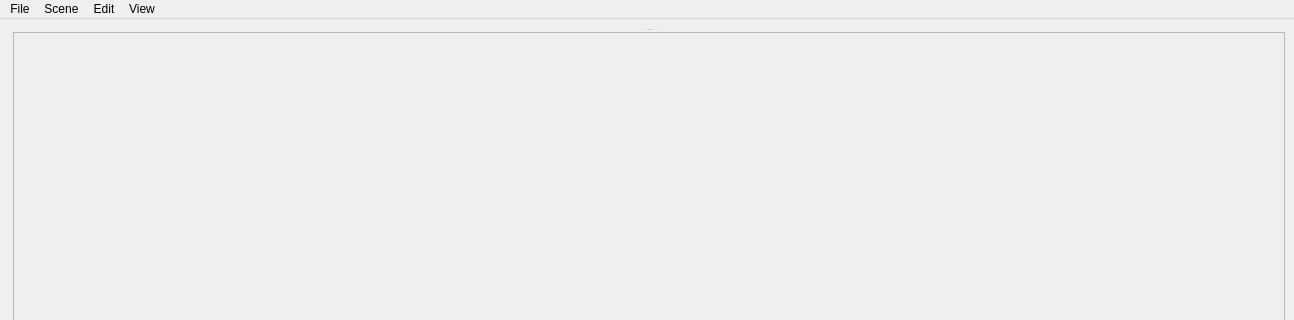
The window that ui/tangle.ui (nielsvaes/tangle) describes before a commit, drawn with Qt 5; both pictures show x 0 to 1294 and y 0 to 320 of the 1294 by 916 pixel window.
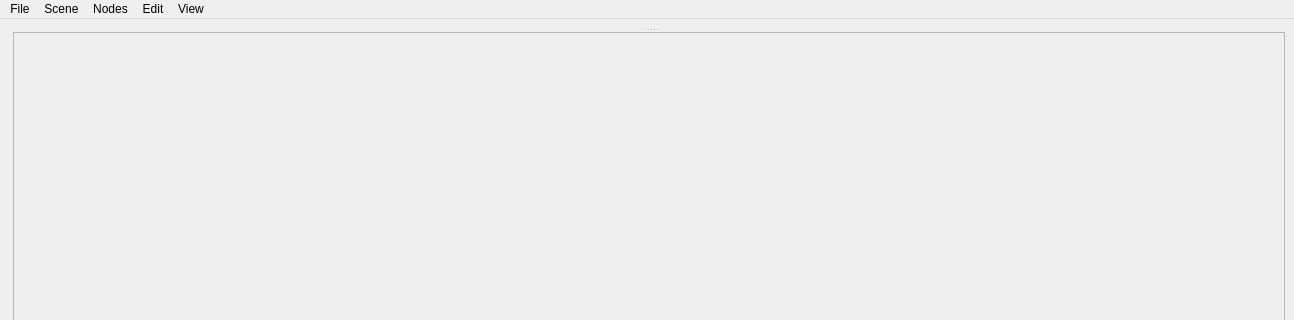
The same window after the commit. Icons and pictures are not drawn.

Commit message: Adding alignment menu items

```diff
--- a/ui/tangle.ui
+++ b/ui/tangle.ui
@@ -117,6 +117,12 @@
     <addaction name="action_load"/>
     <addaction name="action_clear_scene"/>
     <addaction name="separator"/>
+    <addaction name="action_recompute_entire_network"/>
+   </widget>
+   <widget class="QMenu" name="menuNodes">
+    <property name="title">
+     <string>Nodes</string>
+    </property>
     <addaction name="action_save_selected_nodes"/>
     <addaction name="action_duplicate_nodes"/>
     <addaction name="action_delete_nodes"/>
@@ -127,6 +133,7 @@
    </widget>
    <addaction name="menuFile"/>
    <addaction name="menuScene"/>
+   <addaction name="menuNodes"/>
    <addaction name="menuEdit"/>
    <addaction name="menuView"/>
   </widget>
```
Left out of the diff: 30 changed lines with no effect on the pictures. The commit also changes 1 other file.
